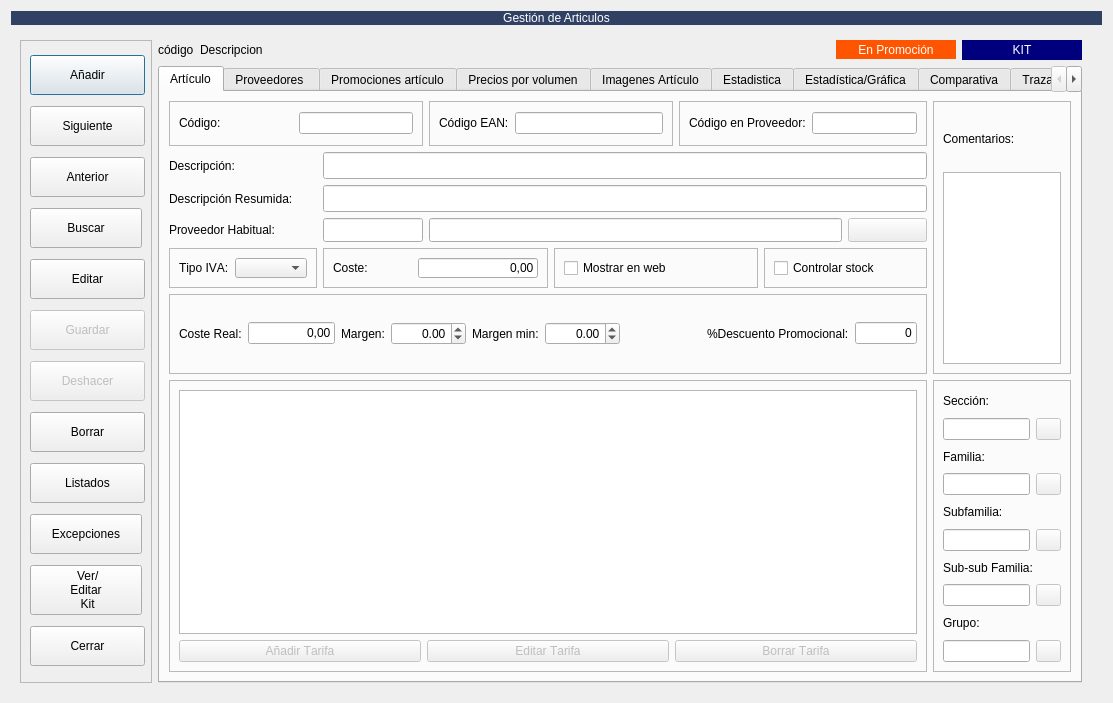
arcnexus/RedFoX, file Almacen/frmarticulos.ui: the form before one commit.
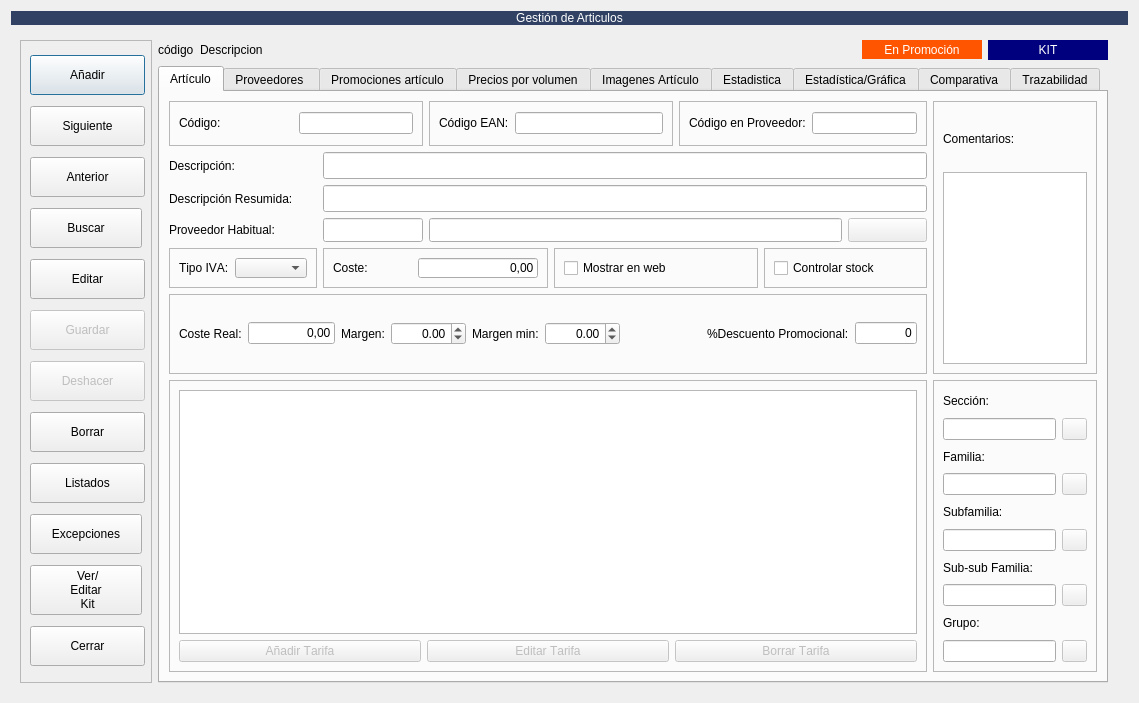
The form after the commit. Icons and pictures are not drawn. Custom widgets are drawn as their Qt base class.

What changed in the file:
```diff
--- a/Almacen/frmarticulos.ui
+++ b/Almacen/frmarticulos.ui
@@ -6,7 +6,7 @@
    <rect>
     <x>0</x>
     <y>0</y>
-    <width>1113</width>
+    <width>1139</width>
     <height>703</height>
    </rect>
   </property>
```
Left out of the diff: 48 changed lines with no effect on the pictures.
